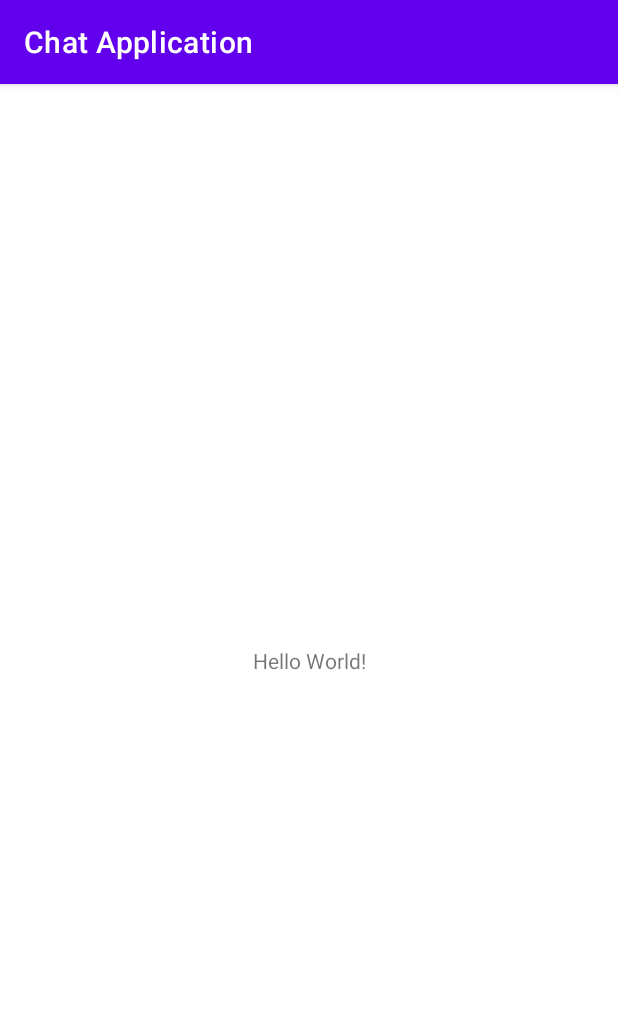
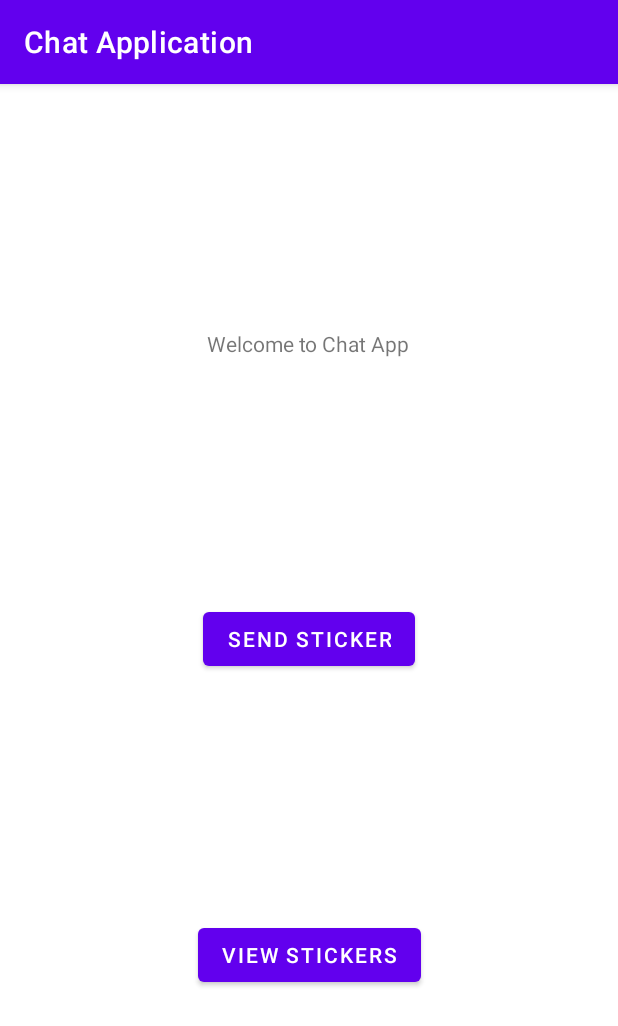
Before and after one commit to simpsonness/CS5520, an Android app: the screen it shows after launch (MainActivity), on a phone screen of 412 x 824 dp. Shown: the top 1026 px of the screen. Run offline under Robolectric (Android 15) with nearby library versions, the phone set to English and light mode, and no system bars.

Commit message:
created activities

```diff
--- a/ChatApplication/app/src/main/res/layout/activity_main.xml
+++ b/ChatApplication/app/src/main/res/layout/activity_main.xml
@@ -7,12 +7,38 @@
     tools:context=".MainActivity">
 
     <TextView
+        android:id="@+id/welcome"
         android:layout_width="wrap_content"
         android:layout_height="wrap_content"
-        android:text="Hello World!"
-        app:layout_constraintBottom_toBottomOf="parent"
+        android:text="@string/welcome_to_chat_app"
+        app:layout_constraintBottom_toTopOf="@+id/sendSticker"
+        app:layout_constraintEnd_toEndOf="parent"
+        app:layout_constraintHorizontal_bias="0.498"
         app:layout_constraintLeft_toLeftOf="parent"
         app:layout_constraintRight_toRightOf="parent"
+        app:layout_constraintStart_toStartOf="parent"
         app:layout_constraintTop_toTopOf="parent" />
 
+    <Button
+        android:id="@+id/sendSticker"
+        android:layout_width="wrap_content"
+        android:layout_height="wrap_content"
+        android:onClick="startSendStickerActivity"
+        android:text="@string/send_sticker"
+        app:layout_constraintBottom_toTopOf="@id/viewStickers"
+        app:layout_constraintEnd_toEndOf="parent"
+        app:layout_constraintStart_toStartOf="parent"
+        app:layout_constraintTop_toBottomOf="@id/welcome" />
+
+    <Button
+        android:id="@+id/viewStickers"
+        android:layout_width="wrap_content"
+        android:layout_height="wrap_content"
+        android:onClick="startViewStickersActivity"
+        android:text="@string/view_stickers"
+        app:layout_constraintBottom_toBottomOf="parent"
+        app:layout_constraintEnd_toEndOf="parent"
+        app:layout_constraintStart_toStartOf="parent"
+        app:layout_constraintTop_toBottomOf="@+id/sendSticker" />
+
 </androidx.constraintlayout.widget.ConstraintLayout>
--- a/ChatApplication/app/src/main/res/values/strings.xml
+++ b/ChatApplication/app/src/main/res/values/strings.xml
@@ -1,3 +1,6 @@
 <resources>
     <string name="app_name">Chat Application</string>
+    <string name="send_sticker">Send Sticker</string>
+    <string name="view_stickers">View Stickers</string>
+    <string name="welcome_to_chat_app">Welcome to Chat App</string>
 </resources>
```
Also changed, not shown: ChatApplication/app/src/main/java/edu/neu/madcourse/chatapplication/MainActivity.java (+10 -0 lines), ChatApplication/app/src/main/java/edu/neu/madcourse/chatapplication/SendSticker.java (added, +15 -0 lines), ChatApplication/app/src/main/java/edu/neu/madcourse/chatapplication/ViewStickers.java (added, +16 -0 lines), ChatApplication/app/src/main/res/layout/send_sticker.xml (added, +66 -0 lines), ChatApplication/app/src/main/res/layout/view_stickers.xml (added, +18 -0 lines).
